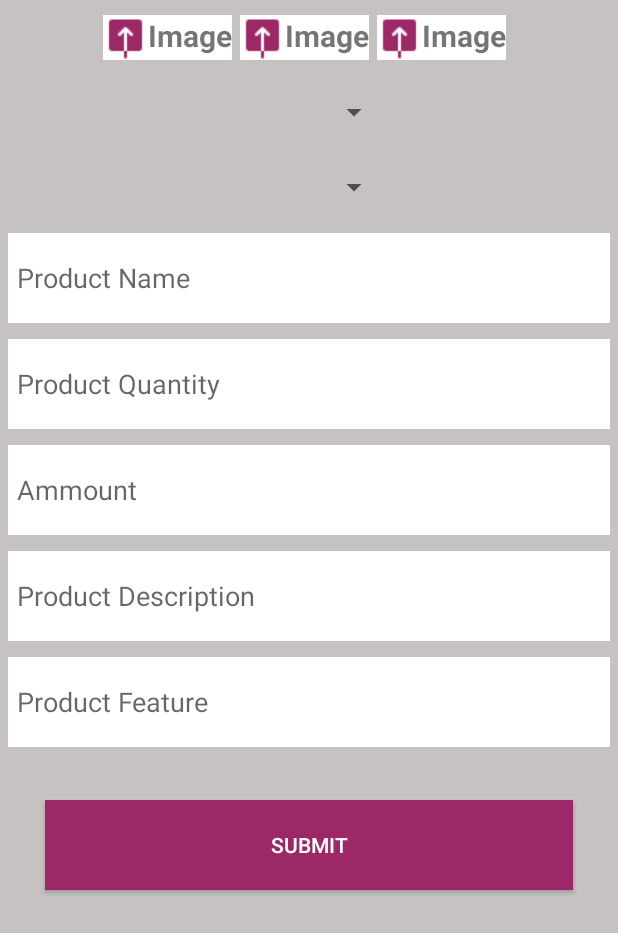
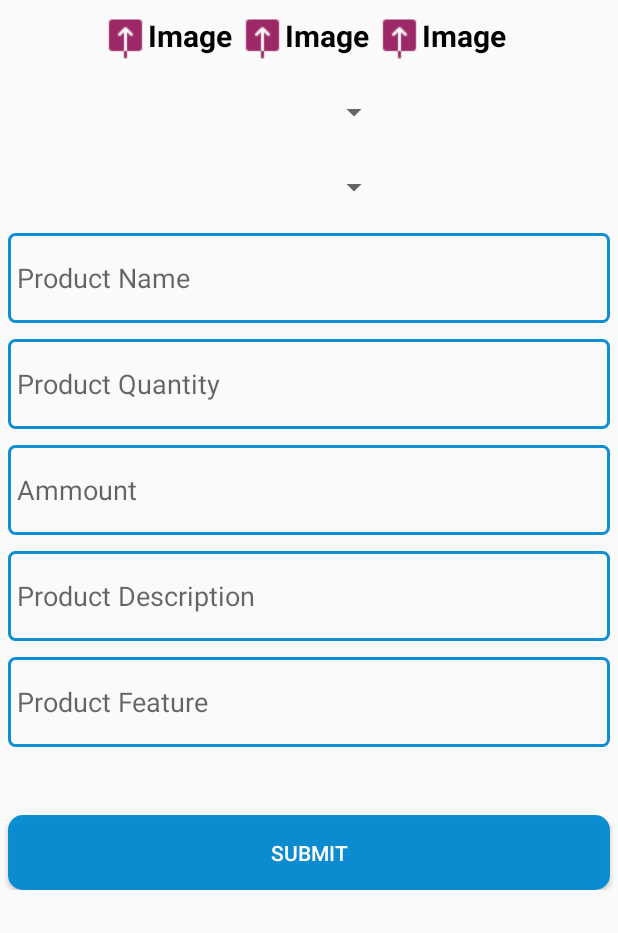
Before and after one commit to Chander-Shekhar-18/Print_India_Mart, an Android app: the layout activity_add_product.xml on its own in the app's theme, with its tools: preview values and no code run, on a phone screen of 412 x 824 dp. Shown: the top 933 px of the screen. Run offline under Robolectric (Android 15) with nearby library versions, the phone set to English and light mode, and no system bars; Roboto replaces fonts that are not available here.

Commit message:
Add Product Activity

```diff
--- a/app/src/main/res/layout/activity_about_update.xml
+++ b/app/src/main/res/layout/activity_about_update.xml
@@ -8,14 +8,16 @@
     <ScrollView
         android:layout_width="match_parent"
         android:layout_height="match_parent">
-    <LinearLayout
+    <RelativeLayout
         android:layout_width="match_parent"
         android:orientation="vertical"
 
         android:layout_height="wrap_content">
         <EditText
             android:layout_width="match_parent"
-            android:layout_height="wrap_content"
+            android:layout_height="50dp"
+            android:layout_margin="10dp"
+            android:background="@drawable/edt_text"
             android:id="@+id/about"/>
         <Button
             android:layout_width="wrap_content"
@@ -23,8 +25,11 @@
             android:id="@+id/updatee"
             android:textColor="#fff"
             android:gravity="center"
-            android:background="#9c2867"
+            android:layout_below="@+id/about"
+            android:layout_centerInParent="true"
+            android:layout_marginTop="10dp"
+            android:background="@drawable/custom_button"
             android:text="Submit"/>
-    </LinearLayout>
+    </RelativeLayout>
     </ScrollView>
 </RelativeLayout>
--- a/app/src/main/res/layout/activity_add_product.xml
+++ b/app/src/main/res/layout/activity_add_product.xml
@@ -4,191 +4,210 @@
     xmlns:tools="http://schemas.android.com/tools"
     android:layout_width="match_parent"
     android:layout_height="match_parent"
-    android:background="#c6c2c2"
     tools:context="com.zaptas.printindiamart.seller.AddProduct">
+
     <ScrollView
         android:layout_width="match_parent"
         android:layout_height="wrap_content"
         android:layout_alignParentTop="true"
         android:layout_centerHorizontal="true">
+
         <LinearLayout
             android:layout_width="match_parent"
-        android:orientation="vertical"
-        android:layout_height="wrap_content">
+            android:layout_height="wrap_content"
+            android:orientation="vertical">
+
             <LinearLayout
+                android:id="@+id/l1"
                 android:layout_width="match_parent"
+                android:layout_height="50dp"
                 android:gravity="center"
-android:orientation="horizontal"
-        android:id="@+id/l1"
-        android:layout_height="50dp">
+                android:orientation="horizontal">
+
                 <LinearLayout
                     android:layout_width="wrap_content"
-            android:orientation="horizontal"
-            android:layout_height="wrap_content">
+                    android:layout_height="wrap_content"
+                    android:orientation="horizontal">
+
                     <TextView
+                        android:id="@+id/imgg1"
+                        android:layout_width="wrap_content"
+                        android:layout_height="wrap_content"
+                        android:layout_gravity="center"
+                        android:layout_marginRight="5dp"
+                        android:drawableLeft="@drawable/upload"
+                        android:onClick="image_upload1"
+                        android:text="Image"
+                        android:textColor="#000"
+                        android:textSize="20dp"
+                        android:textStyle="bold" />
+
+                    <TextView
+                        android:id="@+id/imgg1s"
+                        android:layout_width="wrap_content"
+                        android:layout_height="wrap_content"
+                        android:layout_gravity="center"
+                        android:layout_marginRight="5dp"
                         android:background="#ffffff"
-            android:layout_width="wrap_content"
-            android:text="Image"
-            android:layout_marginRight="5dp"
+                        android:drawableLeft="@drawable/suss"
                         android:onClick="image_upload1"
-            android:id="@+id/imgg1"
+                        android:text="Done"
                         android:textSize="20dp"
                         android:textStyle="bold"
-            android:layout_height="wrap_content"
-            android:layout_gravity="center"
-            android:drawableLeft="@drawable/upload"/>
-            <TextView
-                android:background="#ffffff"
-                android:layout_width="wrap_content"
-                android:text="Done"
-                android:visibility="gone"
-                android:layout_marginRight="5dp"
-                android:onClick="image_upload1"
-                android:id="@+id/imgg1s"
-                android:textSize="20dp"
-                android:textStyle="bold"
-                android:layout_height="wrap_content"
-                android:layout_gravity="center"
-                android:drawableLeft="@drawable/suss"/>
+                        android:visibility="gone" />
                 </LinearLayout>
+
                 <LinearLayout
                     android:layout_width="wrap_content"
                     android:layout_height="wrap_content">
+
                     <TextView
-            android:background="#ffffff"
+                        android:id="@+id/imgg2"
                         android:layout_width="wrap_content"
-            android:id="@+id/imgg2"
+                        android:layout_height="wrap_content"
+                        android:layout_gravity="center"
+                        android:layout_marginRight="5dp"
+                        android:textColor="#000"
+                        android:drawableLeft="@drawable/upload"
+                        android:onClick="image_upload2"
                         android:text="Image"
                         android:textSize="20dp"
-            android:onClick="image_upload2"
-            android:layout_marginRight="5dp"
-            android:textStyle="bold"
+                        android:textStyle="bold" />
+
+                    <TextView
+                        android:id="@+id/imgg2s"
+                        android:layout_width="wrap_content"
                         android:layout_height="wrap_content"
                         android:layout_gravity="center"
-            android:drawableLeft="@drawable/upload"/>
-            <TextView
+                        android:layout_marginRight="5dp"
                         android:background="#ffffff"
-                android:layout_width="wrap_content"
-                android:id="@+id/imgg2s"
+                        android:drawableLeft="@drawable/suss"
+                        android:onClick="image_upload2"
                         android:text="Done"
                         android:textSize="20dp"
-                android:visibility="gone"
-                android:onClick="image_upload2"
-                android:layout_marginRight="5dp"
                         android:textStyle="bold"
-                android:layout_height="wrap_content"
-                android:layout_gravity="center"
-                android:drawableLeft="@drawable/suss"/>
+                        android:visibility="gone" />
                 </LinearLayout>
+
                 <LinearLayout
                     android:layout_width="wrap_content"
                     android:layout_height="wrap_content">
+
                     <TextView
-            android:background="#ffffff"
+                        android:id="@+id/imgg3"
                         android:layout_width="wrap_content"
-            android:id="@+id/imgg3"
+                        android:layout_height="wrap_content"
+                        android:layout_gravity="center"
+                        android:layout_marginRight="5dp"
+                        android:textColor="#000"
+                        android:drawableLeft="@drawable/upload"
+                        android:onClick="image_upload3"
                         android:text="Image"
                         android:textSize="20dp"
-            android:layout_marginRight="5dp"
-            android:onClick="image_upload3"
-            android:textStyle="bold"
+                        android:textStyle="bold" />
+
+                    <TextView
+                        android:id="@+id/imgg3s"
+                        android:layout_width="wrap_content"
                         android:layout_height="wrap_content"
                         android:layout_gravity="center"
-            android:drawableLeft="@drawable/upload"/>
-            <TextView
+                        android:layout_marginRight="5dp"
                         android:background="#ffffff"
-                android:layout_width="wrap_content"
-                android:id="@+id/imgg3s"
+                        android:drawableLeft="@drawable/suss"
+                        android:onClick="image_upload3"
                         android:text="Done"
-                android:visibility="gone"
                         android:textSize="20dp"
-                android:layout_marginRight="5dp"
-                android:onClick="image_upload3"
                         android:textStyle="bold"
-                android:layout_height="wrap_content"
-                android:layout_gravity="center"
-                android:drawableLeft="@drawable/suss"/>
+                        android:visibility="gone" />
                 </LinearLayout>
             </LinearLayout>
 
             <LinearLayout
+                android:id="@+id/l2"
                 android:layout_width="match_parent"
-        android:id="@+id/l2"
+                android:layout_height="wrap_content"
                 android:layout_below="@+id/l1"
-        android:orientation="vertical"
-        android:layout_height="wrap_content">
+                android:orientation="vertical">
+
                 <Spinner
                     android:id="@+id/spinner1"
                     android:layout_width="260dp"
                     android:layout_height="50dp"
 
+                    android:layout_below="@+id/textView1"
                     android:layout_alignParentLeft="true"
-            android:layout_below="@+id/textView1"
-            android:popupBackground="#FFFF99"/>
+                    android:popupBackground="#FFFF99" />
+
                 <Spinner
                     android:id="@+id/spinner2"
                     android:layout_width="260dp"
                     android:layout_height="50dp"
+                    android:layout_below="@+id/textView1"
                     android:layout_alignParentLeft="true"
-            android:layout_below="@+id/textView1"
-            android:popupBackground="#FFFF99"/>
+                    android:popupBackground="#FFFF99" />
+
                 <EditText
-        android:background="@drawable/testing_gradient"
+                    android:id="@+id/productname"
                     android:layout_width="match_parent"
+                    android:layout_height="60dp"
                     android:layout_margin="5dp"
-        android:textColor="#000000"
-        android:id="@+id/productname"
+                    android:background="@drawable/edt_text"
                     android:hint="Product Name"
                     android:paddingLeft="6dp"
-        android:layout_height="60dp"/>
-        <EditText
-            android:background="@drawable/testing_gradient"
-            android:layout_width="match_parent"
-            android:layout_margin="5dp"
-            android:id="@+id/product_quantity"
-            android:textColor="#000000"
-            android:inputType="number"
-            android:hint="Product Quantity"
-            android:paddingLeft="6dp"
-            android:layout_height="60dp"/>
-        <EditText
-            android:background="@drawable/testing_gradient"
-            android:layout_width="match_parent"
-            android:layout_margin="5dp"
-            android:textColor="#000000"
-            android:id="@+id/product_ammount"
-            android:inputType="number"
-            android:hint="Ammount"
-            android:paddingLeft="6dp"
-            android:layout_height="60dp"/>
+                    android:textColor="#000000" />
 
                 <EditText
-            android:background="@drawable/testing_gradient"
+                    android:id="@+id/product_quantity"
                     android:layout_width="match_parent"
+                    android:layout_height="60dp"
+                    android:layout_margin="5dp"
+                    android:background="@drawable/edt_text"
+                    android:hint="Product Quantity"
+                    android:inputType="number"
+                    android:paddingLeft="6dp"
+                    android:textColor="#000000" />
+
+                <EditText
+                    android:id="@+id/product_ammount"
+                    android:layout_width="match_parent"
+                    android:layout_height="60dp"
+                    android:layout_margin="5dp"
+                    android:background="@drawable/edt_text"
+                    android:hint="Ammount"
+                    android:inputType="number"
+                    android:paddingLeft="6dp"
+                    android:textColor="#000000" />
+
+                <EditText
                     android:id="@+id/product_desc"
+                    android:layout_width="match_parent"
+                    android:layout_height="60dp"
                     android:layout_margin="5dp"
-            android:textColor="#000000"
+                    android:background="@drawable/edt_text"
                     android:hint="Product Description"
                     android:paddingLeft="6dp"
-            android:layout_height="60dp"/>
+                    android:textColor="#000000" />
+
                 <EditText
-            android:background="@drawable/testing_gradient"
+                    android:id="@+id/product_feature"
                     android:layout_width="match_parent"
+                    android:layout_height="60dp"
                     android:layout_margin="5dp"
-            android:textColor="#000000"
-            android:id="@+id/product_feature"
+                    android:background="@drawable/edt_text"
                     android:hint="Product Feature"
                     android:paddingLeft="6dp"
-            android:layout_height="60dp"/>
+                    android:textColor="#000000" />
+
                 <Button
-            android:layout_marginTop="50dp"
                     android:layout_width="match_parent"
-            android:layout_margin="30dp"
+                    android:layout_height="50dp"
+                    android:layout_marginTop="40dp"
+                    android:layout_marginLeft="5dp"
+                    android:layout_marginRight="5dp"
+                    android:background="@drawable/custom_button"
+                    android:onClick="submit_data"
                     android:text="Submit"
-            android:onClick="submit_data"
-            android:textColor="#ffffff"
-            android:background="#9c2867"
-            android:layout_height="60dp" />
+                    android:textColor="#ffffff" />
             </LinearLayout>
         </LinearLayout>
     </ScrollView>
```
Lines whose indentation alone changed are shown as unchanged.
